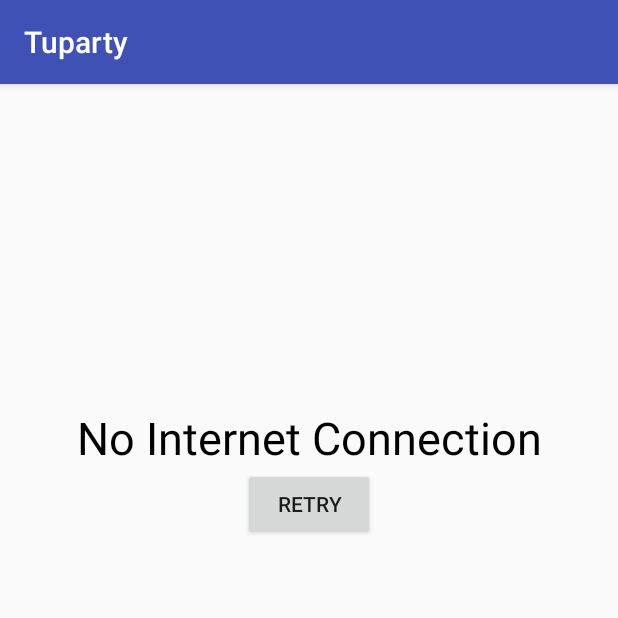
After one commit to mikeymuha/MAD_Project, an Android app: the NoNetActivity screen opened directly, with no data from a screen before it, on a phone screen of 412 x 824 dp, the top half of it. The commit adds this screen. Run offline under Robolectric (Android 15) with nearby library versions, the light colour scheme and no system bars.

Commit message:
--Added a No Internet Activity-- --Resized JSON Images on ListView--

```diff
--- a/app/build.gradle
+++ b/app/build.gradle
@@ -27,8 +27,8 @@ dependencies {
     })
     //compile 'com.github.JakeWharton:ViewPagerIndicator:2.4.1'
     compile 'com.android.support:appcompat-v7:25.3.1'
+    compile 'com.android.support:appcompat-v7:25.3.1'
     compile 'com.squareup.picasso:picasso:2.3.2'
-    compile 'com.android.support:appcompat-v7:25.3.1'
     compile 'com.android.support.constraint:constraint-layout:1.0.2'
     compile 'com.android.support:design:25.3.1'
     compile 'com.android.support:support-vector-drawable:25.3.1'
--- a/app/src/main/AndroidManifest.xml
+++ b/app/src/main/AndroidManifest.xml
@@ -10,6 +10,7 @@
          location permissions for the 'MyLocation' functionality.
     -->
     <uses-permission android:name="android.permission.ACCESS_FINE_LOCATION" />
+    <uses-permission android:name="android.permission.ACCESS_NETWORK_STATE" />
 
     <application
         android:allowBackup="true"
@@ -44,7 +45,8 @@
             android:name=".MapsActivity"
             android:label="@string/title_activity_maps" />
         <activity android:name=".listviewActivity" />
-        <activity android:name=".event_detail"></activity>
+        <activity android:name=".event_detail" />
+        <activity android:name=".NoNetActivity"></activity>
     </application>
 
 </manifest>
--- a/app/src/main/java/muhavani/com/project_exempt/EventsAdapter.java
+++ b/app/src/main/java/muhavani/com/project_exempt/EventsAdapter.java
@@ -84,12 +84,8 @@ public class EventsAdapter extends BaseAdapter{
         placeTextView.setText(events.place);
 
         //3
-        Picasso.with(mcontext).load(events.imageUrl).placeholder(R.mipmap.ic_launcher).into(thumbnailImageView);
+        Picasso.with(mcontext).load(events.imageUrl).placeholder(R.mipmap.ic_launcher).resize(250,250).centerCrop().into(thumbnailImageView);
 
-        android.view.ViewGroup.LayoutParams layoutParams = thumbnailImageView.getLayoutParams();
-        layoutParams.width = 350;
-        layoutParams.height =350;
-        thumbnailImageView.setLayoutParams(layoutParams);
 
 
 
--- /dev/null
+++ b/app/src/main/java/muhavani/com/project_exempt/NoNetActivity.java
@@ -0,0 +1,48 @@
+package muhavani.com.project_exempt;
+
+import android.content.Context;
+import android.content.Intent;
+import android.net.ConnectivityManager;
+import android.net.NetworkInfo;
+import android.support.v7.app.AppCompatActivity;
+import android.os.Bundle;
+import android.view.View;
+import android.widget.Button;
+import android.widget.Toast;
+
+public class NoNetActivity extends AppCompatActivity {
+
+    public Button button;
+
+    @Override
+    protected void onCreate(Bundle savedInstanceState) {
+        super.onCreate(savedInstanceState);
+        setContentView(R.layout.activity_no_net);
+
+        button = (Button) findViewById(R.id.retry);
+
+        button.setOnClickListener(onClick);
+
+    }
+
+    private View.OnClickListener onClick = new View.OnClickListener() {
+        @Override
+        public void onClick(View v) {
+            boolean connected = false;
+            ConnectivityManager connectivityManager = (ConnectivityManager)getSystemService(Context.CONNECTIVITY_SERVICE);
+            if(connectivityManager.getNetworkInfo(ConnectivityManager.TYPE_MOBILE).getState() == NetworkInfo.State.CONNECTED ||
+                    connectivityManager.getNetworkInfo(ConnectivityManager.TYPE_WIFI).getState() == NetworkInfo.State.CONNECTED) {
+                //we are connected to a network
+                connected = true;
+                Intent net = new Intent(NoNetActivity.this, MainActivity.class);
+                startActivity(net);
+
+            }
+            else {
+                Toast.makeText(getApplicationContext(), "Please turn on your internet connection and try again", Toast.LENGTH_LONG).show();
+                connected = false;
+            }
+        }
+    };
+
+}
--- /dev/null
+++ b/app/src/main/res/layout/activity_no_net.xml
@@ -0,0 +1,31 @@
+<?xml version="1.0" encoding="utf-8"?>
+<RelativeLayout xmlns:android="http://schemas.android.com/apk/res/android"
+    xmlns:app="http://schemas.android.com/apk/res-auto"
+    xmlns:tools="http://schemas.android.com/tools"
+    android:layout_width="match_parent"
+    android:layout_height="match_parent"
+    tools:context="muhavani.com.project_exempt.NoNetActivity">
+
+    <TextView
+        android:layout_width="368dp"
+        android:layout_height="wrap_content"
+        android:gravity="center"
+        android:id="@+id/nonet"
+        android:text="No Internet Connection"
+        tools:layout_editor_absoluteY="143dp"
+        tools:layout_editor_absoluteX="8dp"
+        android:textSize="30dp"
+        android:textColor="#000000"
+        android:layout_alignParentTop="true"
+        android:layout_centerHorizontal="true"
+        android:layout_marginTop="215dp" />
+
+    <Button
+        android:layout_width="wrap_content"
+        android:layout_height="wrap_content"
+        android:text="Retry"
+        android:id="@+id/retry"
+        android:layout_below="@+id/nonet"
+        android:layout_centerHorizontal="true" />
+
+</RelativeLayout>
--- a/app/src/main/res/menu/options_menu.xml
+++ b/app/src/main/res/menu/options_menu.xml
@@ -14,6 +14,6 @@
     <item
         android:id="@+id/events"
         android:icon="@android:drawable/ic_dialog_info"
-        android:title="Events" />
+        android:title="Events List" />
 
 </menu>
```
Also changed, not shown: app/src/main/java/muhavani/com/project_exempt/MainActivity.java (+22 -1 lines).
